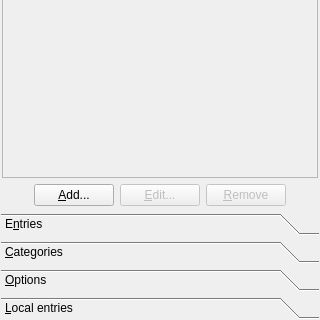
This is src/toolboxbase.ui in mtux/bilbo as Qt 5 draws it before an edit; both pictures show x 0 to 320 and y 242 to 562 of the 320 by 562 pixel window. The edited form follows.
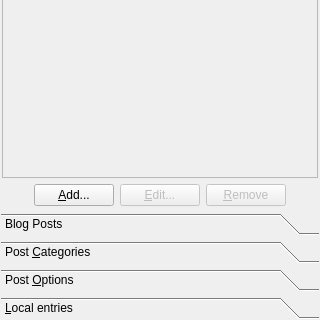
This is the edited form. Custom widgets are drawn as their Qt base class.

Commit message: A Supported Features tab added to AddBlog window to show user currently supported features for any blog! + A bug on removing a blog fixed. + some maybe usable fields added to db

What changed in the file:
```diff
--- a/src/toolboxbase.ui
+++ b/src/toolboxbase.ui
@@ -168,7 +168,7 @@
          </rect>
         </property>
         <attribute name="label" >
-         <string>E&amp;ntries</string>
+         <string>Blog Posts</string>
         </attribute>
         <layout class="QGridLayout" name="gridLayout_5" >
          <property name="margin" >
@@ -299,7 +299,7 @@
          </rect>
         </property>
         <attribute name="label" >
-         <string>&amp;Categories</string>
+         <string>Post &amp;Categories</string>
         </attribute>
         <layout class="QGridLayout" name="gridLayout_4" >
          <property name="margin" >
@@ -433,7 +433,7 @@
          </rect>
         </property>
         <attribute name="label" >
-         <string>&amp;Options</string>
+         <string>Post &amp;Options</string>
         </attribute>
         <layout class="QVBoxLayout" name="verticalLayout_6" >
          <property name="margin" >
```
The commit also changes 6 other files.
